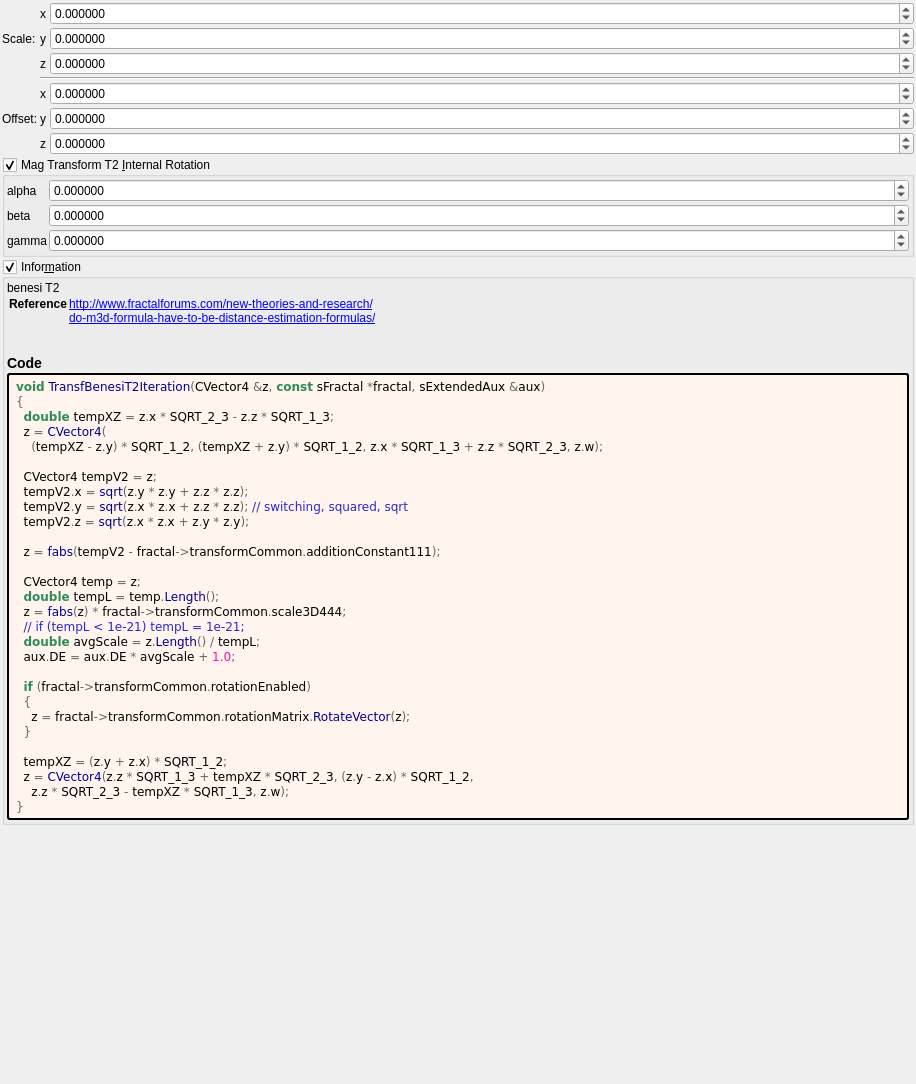
Old version of the form mandelbulber2/formula/ui/transf_benesi_t2.ui in the repository irinox-ctrl/mandelbulber2.
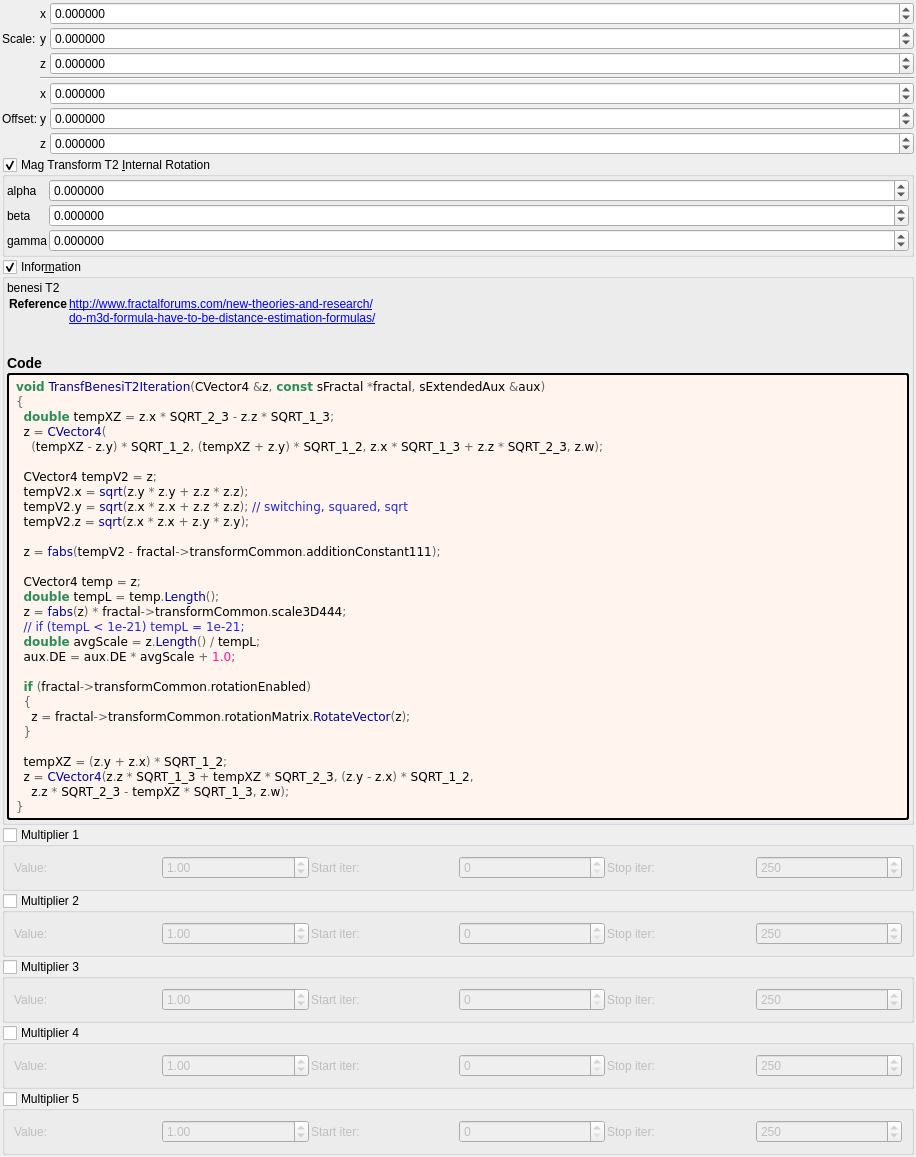
New version of the form. Custom widgets are drawn as their Qt base class.

Commit message:
feat: add 5 general-purpose multipliers to all 1007 fractal formulas
Each multiplier has:
- Checkbox (OFF by default)
- Value spinbox (default 1.0, range -100 to 100)
- Iteration start/stop range

Logic: z *= value; DE *= |value|;

Uses existing transformCommon parameters:
- Checkboxes: functionEnabledBx/By/Bz/Bw/CzFalse
- Values: scale4/5/6/8/16
- Ranges: startIterationsB-F/stopIterationsB-F

Modified 1007 .cpp (CPU), 1006 .cl (GPU), 1023 .ui files.
Both source (formula/) and deploy (deploy/share/) copies updated.

What changed in the file:
```diff
--- a/mandelbulber2/formula/ui/transf_benesi_t2.ui
+++ b/mandelbulber2/formula/ui/transf_benesi_t2.ui
@@ -507,6 +507,192 @@
      </layout>
     </widget>
    </item>
+   <item>
+    <widget class="MyGroupBox" name="groupCheck_transf_function_enabledBx_false">
+     <property name="title"><string>Multiplier 1</string></property>
+     <property name="checkable"><bool>true</bool></property>
+     <property name="checked"><bool>false</bool></property>
+     <layout class="QGridLayout" name="gridLayout_mult1">
+      <property name="spacing"><number>2</number></property>
+      <item row="0" column="0">
+       <widget class="QLabel"><property name="text"><string>Value:</string></property></widget>
+      </item>
+      <item row="0" column="1">
+       <widget class="MyDoubleSpinBox" name="spinbox_transf_scale_4">
+        <property name="minimum"><double>-100.0</double></property><property name="maximum"><double>100.0</double></property>
+        <property name="singleStep"><double>0.01</double></property><property name="value"><double>1.0</double></property>
+       </widget>
+      </item>
+      <item row="0" column="2">
+       <widget class="QLabel"><property name="text"><string>Start iter:</string></property></widget>
+      </item>
+      <item row="0" column="3">
+       <widget class="MySpinBox" name="spinboxInt_transf_start_iterations_B">
+        <property name="minimum"><number>0</number></property><property name="maximum"><number>10000</number></property>
+        <property name="value"><number>0</number></property>
+       </widget>
+      </item>
+      <item row="0" column="4">
+       <widget class="QLabel"><property name="text"><string>Stop iter:</string></property></widget>
+      </item>
+      <item row="0" column="5">
+       <widget class="MySpinBox" name="spinboxInt_transf_stop_iterations_B">
+        <property name="minimum"><number>0</number></property><property name="maximum"><number>10000</number></property>
+        <property name="value"><number>250</number></property>
+       </widget>
+      </item>
+     </layout>
+    </widget>
+   </item>
+   <item>
+    <widget class="MyGroupBox" name="groupCheck_transf_function_enabledBy_false">
+     <property name="title"><string>Multiplier 2</string></property>
+     <property name="checkable"><bool>true</bool></property>
+     <property name="checked"><bool>false</bool></property>
+     <layout class="QGridLayout" name="gridLayout_mult2">
+      <property name="spacing"><number>2</number></property>
+      <item row="0" column="0">
+       <widget class="QLabel"><property name="text"><string>Value:</string></property></widget>
+      </item>
+      <item row="0" column="1">
+       <widget class="MyDoubleSpinBox" name="spinbox_transf_scale_5">
+        <property name="minimum"><double>-100.0</double></property><property name="maximum"><double>100.0</double></property>
+        <property name="singleStep"><double>0.01</double></property><property name="value"><double>1.0</double></property>
+       </widget>
+      </item>
+      <item row="0" column="2">
+       <widget class="QLabel"><property name="text"><string>Start iter:</string></property></widget>
+      </item>
+      <item row="0" column="3">
+       <widget class="MySpinBox" name="spinboxInt_transf_start_iterations_C">
+        <property name="minimum"><number>0</number></property><property name="maximum"><number>10000</number></property>
+        <property name="value"><number>0</number></property>
+       </widget>
+      </item>
+      <item row="0" column="4">
+       <widget class="QLabel"><property name="text"><string>Stop iter:</string></property></widget>
+      </item>
+      <item row="0" column="5">
+       <widget class="MySpinBox" name="spinboxInt_transf_stop_iterations_C">
+        <property name="minimum"><number>0</number></property><property name="maximum"><number>10000</number></property>
+        <property name="value"><number>250</number></property>
+       </widget>
+      </item>
+     </layout>
+    </widget>
+   </item>
+   <item>
+    <widget class="MyGroupBox" name="groupCheck_transf_function_enabledBz_false">
+     <property name="title"><string>Multiplier 3</string></property>
+     <property name="checkable"><bool>true</bool></property>
+     <property name="checked"><bool>false</bool></property>
+     <layout class="QGridLayout" name="gridLayout_mult3">
+      <property name="spacing"><number>2</number></property>
+      <item row="0" column="0">
+       <widget class="QLabel"><property name="text"><string>Value:</string></property></widget>
+      </item>
+      <item row="0" column="1">
+       <widget class="MyDoubleSpinBox" name="spinbox_transf_scale_6">
+        <property name="minimum"><double>-100.0</double></property><property name="maximum"><double>100.0</double></property>
+        <property name="singleStep"><double>0.01</double></property><property name="value"><double>1.0</double></property>
+       </widget>
+      </item>
+      <item row="0" column="2">
+       <widget class="QLabel"><property name="text"><string>Start iter:</string></property></widget>
+      </item>
+      <item row="0" column="3">
+       <widget class="MySpinBox" name="spinboxInt_transf_start_iterations_D">
+        <property name="minimum"><number>0</number></property><property name="maximum"><number>10000</number></property>
+        <property name="value"><number>0</number></property>
+       </widget>
+      </item>
+      <item row="0" column="4">
+       <widget class="QLabel"><property name="text"><string>Stop iter:</string></property></widget>
+      </item>
+      <item row="0" column="5">
+       <widget class="MySpinBox" name="spinboxInt_transf_stop_iterations_D">
+        <property name="minimum"><number>0</number></property><property name="maximum"><number>10000</number></property>
+        <property name="value"><number>250</number></property>
+       </widget>
+      </item>
+     </layout>
+    </widget>
+   </item>
+   <item>
+    <widget class="MyGroupBox" name="groupCheck_transf_function_enabledBw_false">
+     <property name="title"><string>Multiplier 4</string></property>
+     <property name="checkable"><bool>true</bool></property>
+     <property name="checked"><bool>false</bool></property>
+     <layout class="QGridLayout" name="gridLayout_mult4">
+      <property name="spacing"><number>2</number></property>
+      <item row="0" column="0">
+       <widget class="QLabel"><property name="text"><string>Value:</string></property></widget>
+      </item>
+      <item row="0" column="1">
+       <widget class="MyDoubleSpinBox" name="spinbox_transf_scale_8">
+        <property name="minimum"><double>-100.0</double></property><property name="maximum"><double>100.0</double></property>
+        <property name="singleStep"><double>0.01</double></property><property name="value"><double>1.0</double></property>
+       </widget>
+      </item>
+      <item row="0" column="2">
+       <widget class="QLabel"><property name="text"><string>Start iter:</string></property></widget>
+      </item>
+      <item row="0" column="3">
+       <widget class="MySpinBox" name="spinboxInt_transf_start_iterations_E">
+        <property name="minimum"><number>0</number></property><property name="maximum"><number>10000</number></property>
+        <property name="value"><number>0</number></property>
+       </widget>
+      </item>
+      <item row="0" column="4">
+       <widget class="QLabel"><property name="text"><string>Stop iter:</string></property></widget>
+      </item>
+      <item row="0" column="5">
+       <widget class="MySpinBox" name="spinboxInt_transf_stop_iterations_E">
+        <property name="minimum"><number>0</number></property><property name="maximum"><number>10000</number></property>
+        <property name="value"><number>250</number></property>
+       </widget>
+      </item>
+     </layout>
+    </widget>
+   </item>
+   <item>
+    <widget class="MyGroupBox" name="groupCheck_transf_function_enabledCz_false">
+     <property name="title"><string>Multiplier 5</string></property>
+     <property name="checkable"><bool>true</bool></property>
+     <property name="checked"><bool>false</bool></property>
+     <layout class="QGridLayout" name="gridLayout_mult5">
+      <property name="spacing"><number>2</number></property>
+      <item row="0" column="0">
+       <widget class="QLabel"><property name="text"><string>Value:</string></property></widget>
+      </item>
+      <item row="0" column="1">
+       <widget class="MyDoubleSpinBox" name="spinbox_transf_scale_16">
+        <property name="minimum"><double>-100.0</double></property><property name="maximum"><double>100.0</double></property>
+        <property name="singleStep"><double>0.01</double></property><property name="value"><double>1.0</double></property>
+       </widget>
+      </item>
+      <item row="0" column="2">
+       <widget class="QLabel"><property name="text"><string>Start iter:</string></property></widget>
+      </item>
+      <item row="0" column="3">
+       <widget class="MySpinBox" name="spinboxInt_transf_start_iterations_F">
+        <property name="minimum"><number>0</number></property><property name="maximum"><number>10000</number></property>
+        <property name="value"><number>0</number></property>
+       </widget>
+      </item>
+      <item row="0" column="4">
+       <widget class="QLabel"><property name="text"><string>Stop iter:</string></property></widget>
+      </item>
+      <item row="0" column="5">
+       <widget class="MySpinBox" name="spinboxInt_transf_stop_iterations_F">
+        <property name="minimum"><number>0</number></property><property name="maximum"><number>10000</number></property>
+        <property name="value"><number>250</number></property>
+       </widget>
+      </item>
+     </layout>
+    </widget>
+   </item>
+
    <item>
     <spacer name="verticalSpacer">
      <property name="orientation">
@@ -534,6 +720,11 @@
    <extends>QDoubleSpinBox</extends>
    <header>my_double_spin_box.h</header>
   </customwidget>
+   <customwidget>
+   <class>MySpinBox</class>
+   <extends>QSpinBox</extends>
+   <header>my_spin_box.h</header>
+  </customwidget>
  </customwidgets>
  <tabstops>
   <tabstop>spinbox3_transf_scale3D_444_x</tabstop>
```
The commit also changes 3972 other files.
